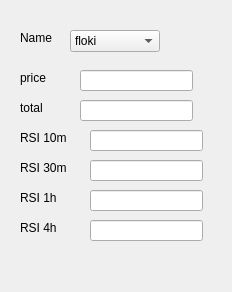
Old version of the form pybithumb_project/241221.ui in the repository kdj-star/TIL.
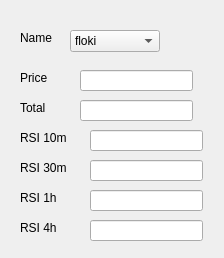
New version of the form.

Diff of the .ui file:
```diff
--- a/pybithumb_project/241221.ui
+++ b/pybithumb_project/241221.ui
@@ -6,8 +6,8 @@
    <rect>
     <x>0</x>
     <y>0</y>
-    <width>232</width>
-    <height>292</height>
+    <width>224</width>
+    <height>258</height>
    </rect>
   </property>
   <property name="windowTitle">
@@ -138,7 +138,7 @@
     </rect>
    </property>
    <property name="text">
-    <string>price</string>
+    <string>Price</string>
    </property>
   </widget>
   <widget class="QLabel" name="label_7">
@@ -151,7 +151,7 @@
     </rect>
    </property>
    <property name="text">
-    <string>total</string>
+    <string>Total</string>
    </property>
   </widget>
   <widget class="QLineEdit" name="lineEdit_7">
```
Left out of the diff: 5 changed lines with no effect on the pictures.
